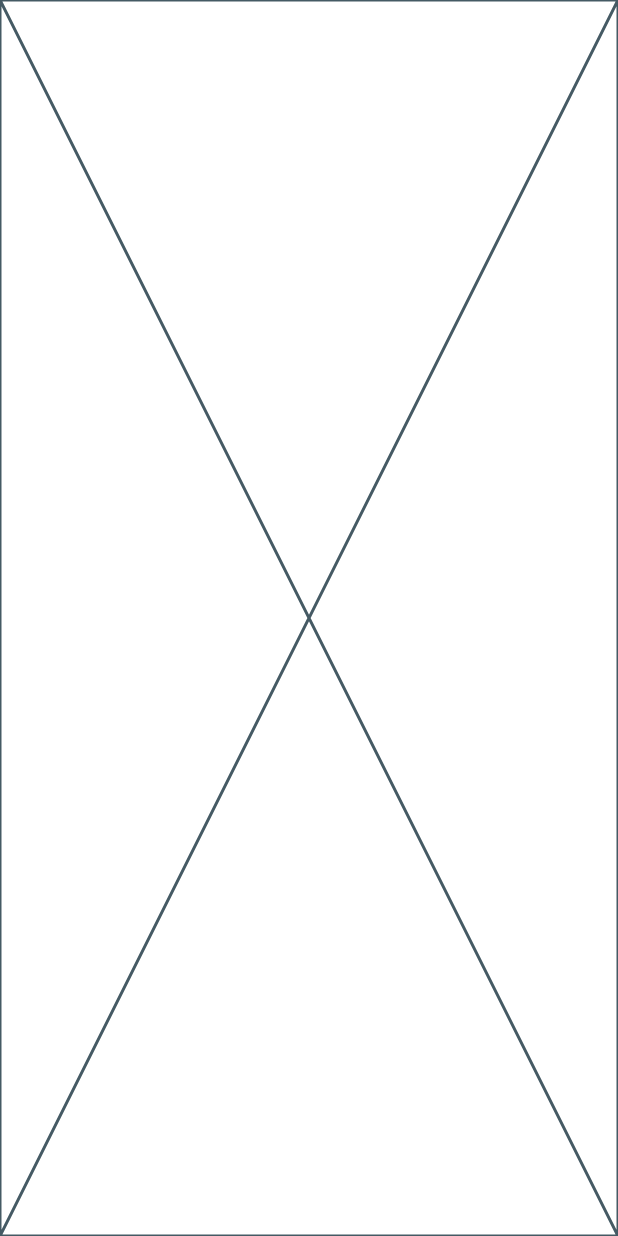
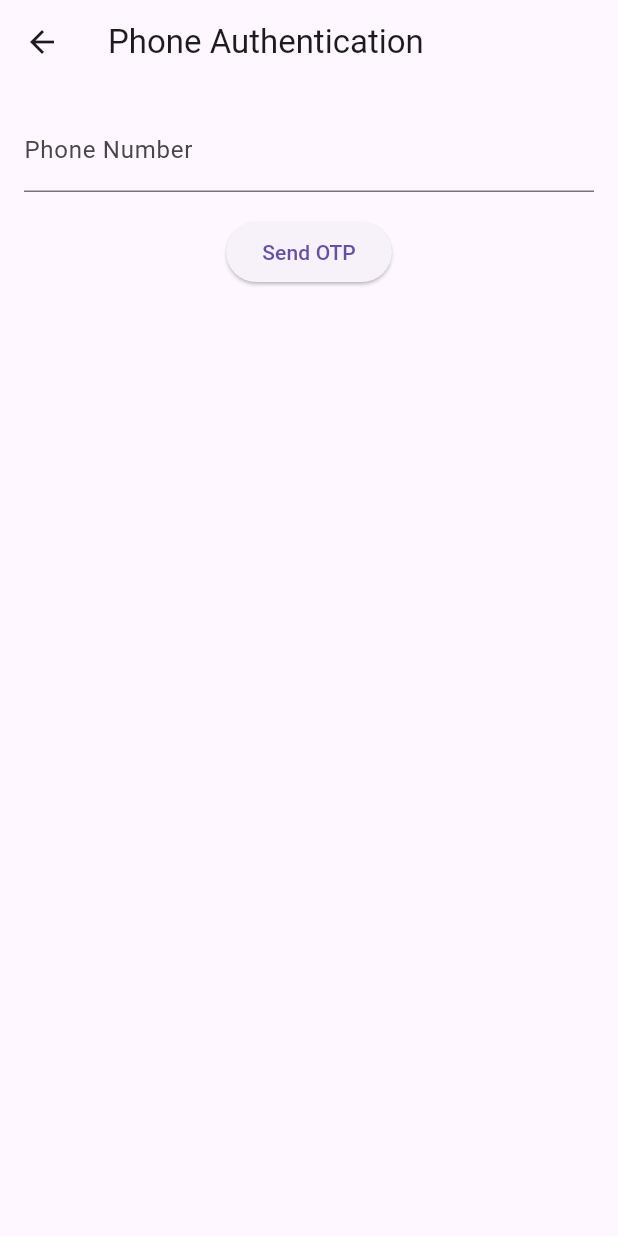
Before and after one commit to SajalDevX/flutter_chat_clean_architecture, a Flutter app: the screen it shows after launch, after a tap on "Get Started", on a phone screen of 412 x 824 dp. Run offline on Flutter 3.47's test engine with Material 3 defaults, Android fonts, the phone set to English and light mode, and no system bars; our stand-ins replace connectivity_plus, dartz, dio, equatable, firebase_auth, firebase_core and 7 more; accounts and stored records are empty.

Commit message:
Authentication added but have issues

```diff
--- a/lib/app/platforms/auth/domain/usecases/insert_user_usecase.dart
+++ b/lib/app/platforms/auth/domain/usecases/insert_user_usecase.dart
@@ -3,9 +3,10 @@ import 'package:flutter_chat_clean_architecture/app/platforms/auth/data/reposito
 
 import '../../../../shared/core/utils/authResult.dart';
 import '../../data/models/user.dart';
+import '../repository/auth_repository.dart';
 
 class InsertUserUseCase {
-  final AuthRepositoryImpl authPageRepository;
+  final AuthRepository authPageRepository;
 
   InsertUserUseCase(this.authPageRepository);
 
--- a/lib/app/platforms/auth/domain/usecases/send_verification_code_usecase.dart
+++ b/lib/app/platforms/auth/domain/usecases/send_verification_code_usecase.dart
@@ -1,9 +1,10 @@
 import 'package:dartz/dartz.dart';
 import '../../../../shared/core/utils/authResult.dart';
 import '../../data/repository_impl/authRepositoryImpl.dart';
+import '../repository/auth_repository.dart';
 
 class SendVerificationCodeUseCase {
-  final AuthRepositoryImpl authRepositoryImpl;
+  final AuthRepository authRepositoryImpl;
 
   SendVerificationCodeUseCase(this.authRepositoryImpl);
 
--- a/lib/app/platforms/auth/domain/usecases/signin_user_usecase.dart
+++ b/lib/app/platforms/auth/domain/usecases/signin_user_usecase.dart
@@ -2,8 +2,10 @@ import 'package:dartz/dartz.dart';
 import 'package:flutter_chat_clean_architecture/app/platforms/auth/data/repository_impl/authRepositoryImpl.dart';
 import 'package:flutter_chat_clean_architecture/app/shared/core/utils/authResult.dart';
 
+import '../repository/auth_repository.dart';
+
 class SignInUserUseCase {
-  final AuthRepositoryImpl authRepository;
+  final AuthRepository authRepository;
 
   SignInUserUseCase(this.authRepository);
 
--- a/lib/app/platforms/auth/domain/usecases/signout_user_usecase.dart
+++ b/lib/app/platforms/auth/domain/usecases/signout_user_usecase.dart
@@ -1,9 +1,10 @@
 import 'package:dartz/dartz.dart';
 import '../../../../shared/core/utils/authResult.dart';
 import '../../data/repository_impl/authRepositoryImpl.dart';
+import '../repository/auth_repository.dart';
 
 class SignOutUserUseCase {
-  final AuthRepositoryImpl authRepositoryImpl;
+  final AuthRepository authRepositoryImpl;
 
   SignOutUserUseCase(this.authRepositoryImpl);
 
--- a/lib/app/platforms/auth/domain/usecases/signup_user_usecase.dart
+++ b/lib/app/platforms/auth/domain/usecases/signup_user_usecase.dart
@@ -2,8 +2,10 @@ import 'package:dartz/dartz.dart';
 import 'package:flutter_chat_clean_architecture/app/platforms/auth/data/repository_impl/authRepositoryImpl.dart';
 import 'package:flutter_chat_clean_architecture/app/shared/core/utils/authResult.dart';
 
+import '../repository/auth_repository.dart';
+
 class SignUpUserUseCase {
-  final AuthRepositoryImpl authRepository;
+  final AuthRepository authRepository;
 
   SignUpUserUseCase(this.authRepository);
 
--- a/lib/app/platforms/auth/domain/usecases/update_user_usecase.dart
+++ b/lib/app/platforms/auth/domain/usecases/update_user_usecase.dart
@@ -3,9 +3,10 @@ import 'package:dartz/dartz.dart';
 import '../../../../shared/core/utils/authResult.dart';
 import '../../data/models/user.dart';
 import '../../data/repository_impl/authRepositoryImpl.dart';
+import '../repository/auth_repository.dart';
 
 class UpdateUserUseCase {
-  final AuthRepositoryImpl authPageRepository;
+  final AuthRepository authPageRepository;
 
   UpdateUserUseCase(this.authPageRepository);
 
--- a/lib/app/platforms/auth/domain/usecases/verify_phone_usecase.dart
+++ b/lib/app/platforms/auth/domain/usecases/verify_phone_usecase.dart
@@ -2,8 +2,10 @@ import 'package:dartz/dartz.dart';
 import 'package:flutter_chat_clean_architecture/app/platforms/auth/data/repository_impl/authRepositoryImpl.dart';
 import 'package:flutter_chat_clean_architecture/app/shared/core/utils/authResult.dart';
 
+import '../repository/auth_repository.dart';
+
 class VerifyPhoneUseCase {
-  final AuthRepositoryImpl authRepository;
+  final AuthRepository authRepository;
 
   VerifyPhoneUseCase(this.authRepository);
 
--- a/lib/app/platforms/auth/presentation/pages/onboarding_screen.dart
+++ b/lib/app/platforms/auth/presentation/pages/onboarding_screen.dart
@@ -1,5 +1,6 @@
 import 'package:flutter/material.dart';
 import 'package:flutter_chat_clean_architecture/app/platforms/auth/presentation/component/colored_button.dart';
+import 'package:flutter_chat_clean_architecture/app/platforms/auth/presentation/pages/signup_screen.dart';
 
 class OnBoardingScreen extends StatelessWidget {
   const OnBoardingScreen({super.key});
@@ -14,7 +15,7 @@ class OnBoardingScreen extends StatelessWidget {
         context,
         PageRouteBuilder(
           pageBuilder: (context, animation, secondaryAnimation) {
-            return const Placeholder();
+            return const PhoneAuthScreen();
           },
           transitionsBuilder: (context, animation, secondaryAnimation, child) {
             const begin = Offset(0.0, 1.0);
--- /dev/null
+++ b/lib/app/platforms/auth/presentation/pages/signup_screen.dart
@@ -0,0 +1,92 @@
+import 'package:flutter/material.dart';
+import 'package:flutter_bloc/flutter_bloc.dart';
+import '../bloc/sign_up_bloc/bloc.dart';
+import '../bloc/sign_up_bloc/events.dart';
+import '../bloc/sign_up_bloc/states.dart';
+
+class PhoneAuthScreen extends StatefulWidget {
+  const PhoneAuthScreen({super.key});
+
+  @override
+  _PhoneAuthScreenState createState() => _PhoneAuthScreenState();
+}
+
+class _PhoneAuthScreenState extends State<PhoneAuthScreen> {
+  final TextEditingController phoneController = TextEditingController();
+  final TextEditingController otpController = TextEditingController();
+  String? verificationId; // Store the verificationId
+  bool _isOtpSent = false; // Track whether OTP has been sent
+
+  @override
+  Widget build(BuildContext context) {
+    return Scaffold(
+      appBar: AppBar(title: const Text("Phone Authentication")),
+      body: BlocListener<AuthBloc, AuthState>(
+        listener: (context, state) {
+          if (state is PhoneVerificationCodeSent) {
+            setState(() {
+              verificationId = state.verificationId;
+              _isOtpSent = true; // Update state to show OTP input
+            });
+          } else if (state is Authenticated) {
+            Navigator.pushReplacementNamed(context, '/home');
+          } else if (state is AuthError) {
+            ScaffoldMessenger.of(context).showSnackBar(SnackBar(
+              content: Text(state.message),
+            ));
+          }
+        },
+        child: Padding(
+          padding: const EdgeInsets.all(16.0),
+          child: Column(
+            children: [
+              TextField(
+                controller: phoneController,
+                decoration: const InputDecoration(labelText: "Phone Number"),
+                keyboardType: TextInputType.phone,
+              ),
+              const SizedBox(height: 16),
+              if (!_isOtpSent)
+                ElevatedButton(
+                  onPressed: () {
+                    final phoneNumber = phoneController.text;
+                    if (phoneNumber.isNotEmpty) {
+                      // Trigger send verification code event
+                      context.read<AuthBloc>().add(
+                        SendVerificationCodeRequested(phoneNumber: phoneNumber),
+                      );
+                    }
+                  },
+                  child: const Text("Send OTP"),
+                ),
+              if (_isOtpSent) ...[
+                const SizedBox(height: 16),
+                TextField(
+                  controller: otpController,
+                  decoration: const InputDecoration(labelText: "OTP"),
+                  keyboardType: TextInputType.number,
+                ),
+                const SizedBox(height: 16),
+                ElevatedButton(
+                  onPressed: () {
+                    final otp = otpController.text;
+                    if (otp.isNotEmpty && verificationId != null) {
+                      // Trigger phone number verification event
+                      context.read<AuthBloc>().add(
+                        VerifyPhoneNumberRequested(
+                          verificationId: verificationId!,
+                          smsCode: otp,
+                        ),
+                      );
+                    }
+                  },
+                  child: const Text("Verify OTP"),
+                ),
+              ],
+            ],
+          ),
+        ),
+      ),
+    );
+  }
+}
--- /dev/null
+++ b/lib/app/shared/core/inject_dependency/data_Sources.dart
@@ -0,0 +1,14 @@
+import 'package:firebase_auth/firebase_auth.dart';
+import 'package:get_it/get_it.dart';
+
+import '../../../platforms/auth/data/data_sources/firebase_auth_page_data_sources.dart';
+import '../../../platforms/auth/data/data_sources/firebase_auth_page_data_sources_impl.dart';
+import '../../../platforms/auth/data/data_sources/supabase_remote_data_source.dart';
+import '../../../platforms/auth/data/data_sources/supabase_remote_data_source_impl.dart';
+final sl = GetIt.instance;
+
+Future<void> injectDataSources() async {
+  final firebaseAuth = FirebaseAuth.instance;
+  sl.registerLazySingleton<SupabaseAuthDataSource>(() => SupabaseAuthDataSourceImpl());
+  sl.registerLazySingleton<FirebaseAuthRemoteDataSource>(() => FirebaseAuthRemoteDataSourceImpl(firebaseAuth));
+}
--- a/lib/app/shared/core/inject_dependency/dependencies.dart
+++ b/lib/app/shared/core/inject_dependency/dependencies.dart
@@ -1,7 +1,67 @@
+import 'package:firebase_core/firebase_core.dart';
+import 'package:flutter_chat_clean_architecture/app/platforms/auth/domain/usecases/insert_user_usecase.dart';
+import 'package:flutter_chat_clean_architecture/app/platforms/auth/domain/usecases/send_verification_code_usecase.dart';
+import 'package:flutter_chat_clean_architecture/app/platforms/auth/domain/usecases/signin_user_usecase.dart';
+import 'package:flutter_chat_clean_architecture/app/platforms/auth/domain/usecases/signout_user_usecase.dart';
+import 'package:flutter_chat_clean_architecture/app/platforms/auth/domain/usecases/signup_user_usecase.dart';
+import 'package:flutter_chat_clean_architecture/app/platforms/auth/domain/usecases/update_user_usecase.dart';
+import 'package:flutter_chat_clean_architecture/app/platforms/auth/domain/usecases/verify_phone_usecase.dart';
 import 'package:get_it/get_it.dart';
+
+import '../../../platforms/auth/data/data_sources/firebase_auth_page_data_sources.dart';
+import '../../../platforms/auth/data/data_sources/supabase_remote_data_source.dart';
+import '../../../platforms/auth/data/repository_impl/authRepositoryImpl.dart';
+import '../../../platforms/auth/domain/repository/auth_repository.dart';
+import '../../../platforms/auth/presentation/bloc/sign_up_bloc/bloc.dart';
+import 'data_Sources.dart';
+
+part 'inject_blocs.dart';
+
+
+part 'usecases.dart';
 
 final sl = GetIt.instance;
 
 Future<void> initializeDependencies() async {
+  await Firebase.initializeApp();
 
+  // Register Data Sources
+  injectDataSources();
+
+  // Register Repositories
+  injectRepositories();
+
+  // Register Use Cases
+  injectUseCases();
+  injectBlocs();
 }
+
+Future<void> injectRepositories() async {
+  sl.registerLazySingleton<AuthRepository>(() => AuthRepositoryImpl(
+    sl<SupabaseAuthDataSource>(),
+    sl<FirebaseAuthRemoteDataSource>(),
+  ));
+}
+
+
+
+Future<void> clearAndReinitializeDependencies() async {
+  await sl.reset();
+  await initializeDependencies();
+}
+
+Future<AuthBloc> resetAuthPageBlocInstance() async {
+  if (sl.isRegistered<AuthBloc>()) {
+    await sl.unregister<AuthBloc>();
+  }
+  sl.registerSingleton<AuthBloc>(AuthBloc(
+    signInUserUseCase: sl<SignInUserUseCase>(),
+    signUpUserUseCase: sl<SignUpUserUseCase>(),
+    signOutUserUseCase: sl<SignOutUserUseCase>(),
+    sendVerificationCodeUseCase: sl<SendVerificationCodeUseCase>(),
+    verifyPhoneUseCase: sl<VerifyPhoneUseCase>(),
+    updateUserUseCase: sl<UpdateUserUseCase>(),
+    insertUserUseCase: sl<InsertUserUseCase>(),
+  ));
+  return sl<AuthBloc>();
+}
--- /dev/null
+++ b/lib/app/shared/core/inject_dependency/inject_blocs.dart
@@ -0,0 +1,13 @@
+part of 'dependencies.dart';
+
+Future<void> injectBlocs() async {
+  sl.registerFactory<AuthBloc>(() => AuthBloc(
+        signInUserUseCase: sl<SignInUserUseCase>(),
+        signUpUserUseCase: sl<SignUpUserUseCase>(),
+        signOutUserUseCase: sl<SignOutUserUseCase>(),
+        sendVerificationCodeUseCase: sl<SendVerificationCodeUseCase>(),
+        verifyPhoneUseCase: sl<VerifyPhoneUseCase>(),
+        updateUserUseCase: sl<UpdateUserUseCase>(),
+        insertUserUseCase: sl<InsertUserUseCase>(),
+      ));
+}
--- /dev/null
+++ b/lib/app/shared/core/inject_dependency/usecases.dart
@@ -0,0 +1,12 @@
+part of 'dependencies.dart';
+
+Future<void> injectUseCases() async {
+  sl.registerLazySingleton<SignInUserUseCase>(() => SignInUserUseCase(sl<AuthRepository>()));
+  sl.registerLazySingleton<SignUpUserUseCase>(() => SignUpUserUseCase(sl<AuthRepository>()));
+  sl.registerLazySingleton<SignOutUserUseCase>(() => SignOutUserUseCase(sl<AuthRepository>()));
+  sl.registerLazySingleton<SendVerificationCodeUseCase>(() => SendVerificationCodeUseCase(sl<AuthRepository>()));
+  sl.registerLazySingleton<VerifyPhoneUseCase>(() => VerifyPhoneUseCase(sl<AuthRepository>()));
+  sl.registerLazySingleton<UpdateUserUseCase>(() => UpdateUserUseCase(sl<AuthRepository>()));
+  sl.registerLazySingleton<InsertUserUseCase>(() => InsertUserUseCase(sl<AuthRepository>()));
+
+}
--- a/lib/main.dart
+++ b/lib/main.dart
@@ -1,30 +1,46 @@
+import 'package:firebase_core/firebase_core.dart';
 import 'package:flutter/material.dart';
+import 'package:flutter_bloc/flutter_bloc.dart';
 import 'package:flutter_chat_clean_architecture/app/platforms/auth/presentation/pages/onboarding_screen.dart';
+import 'package:flutter_chat_clean_architecture/app/shared/core/inject_dependency/dependencies.dart';
 import 'package:supabase_flutter/supabase_flutter.dart';
-
+import 'app/platforms/auth/presentation/bloc/sign_up_bloc/bloc.dart';
 import 'app/shared/config/supabase/supabaseConfig.dart';
 
 void main() async {
   WidgetsFlutterBinding.ensureInitialized();
+
   await Supabase.initialize(
     url: SupabaseCredentials.APIURL,
     anonKey: SupabaseCredentials.APIKEY,
   );
-  runApp(const MyApp());
+  await Firebase.initializeApp();
+
+  // Initialize your dependency injection (GetIt)
+  await initializeDependencies();
+
+  runApp(
+    MultiBlocProvider(
+      providers: [
+        BlocProvider<AuthBloc>(
+          create: (context) => sl<AuthBloc>(),  // Get AuthBloc from GetIt (service locator)
+        ),
+      ],
+      child: const MyApp(),
+    ),
+  );
 }
+
 
 class MyApp extends StatelessWidget {
   const MyApp({super.key});
 
   @override
   Widget build(BuildContext context) {
-    return MaterialApp(
-      title: 'Flutter Demo',
-      theme: ThemeData(
-        colorScheme: ColorScheme.fromSeed(seedColor: Colors.deepPurple),
-        useMaterial3: true,
-      ),
-      home: const OnBoardingScreen(),
+    return const MaterialApp(
+      showSemanticsDebugger: false,
+      debugShowCheckedModeBanner: false,
+      home: OnBoardingScreen(),
     );
   }
 }
--- a/pubspec.yaml
+++ b/pubspec.yaml
@@ -22,6 +22,7 @@ dependencies:
   equatable: ^2.0.5
   flutter_bloc: ^8.1.6
   google_fonts:
+  logger: ^2.4.0
 
   cupertino_icons: ^1.0.8
 
```
Also changed, not shown: lib/app/platforms/auth/data/repository_impl/authRepositoryImpl.dart (+13 -12 lines), lib/app/platforms/auth/presentation/bloc/sign_up_bloc/bloc.dart (+73 -22 lines), lib/app/shared/core/inject_dependency/repositories.dart (added), pubspec.lock.
